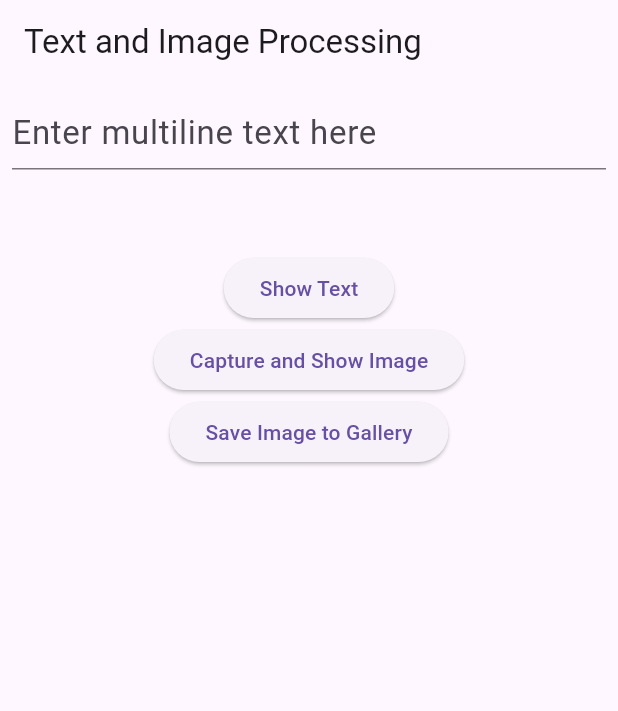
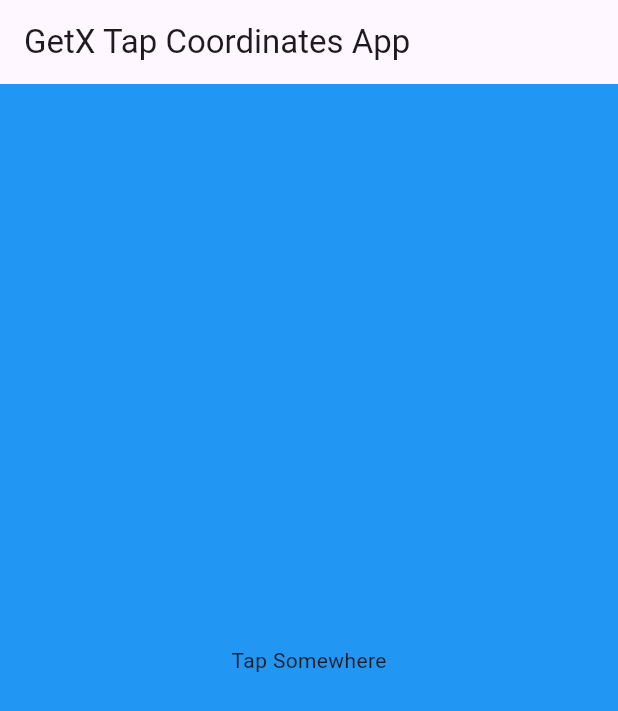
Before and after one commit to southglory/fluttertest, a Flutter app: the screen it shows after launch, on a phone screen of 412 x 824 dp. Shown: the top 711 px of the screen. Run offline on Flutter 3.47's test engine with Material 3 defaults, Android fonts, the phone set to English and light mode, and no system bars; our stand-ins replace get.

Commit message:
터치스크린 위젯, 좌표 출력

```diff
--- a/lib/main.dart
+++ b/lib/main.dart
@@ -1,114 +1,40 @@
-import 'dart:ui' as ui;
 import 'package:flutter/material.dart';
-import 'package:flutter/rendering.dart';
-import 'dart:typed_data';
-import 'package:path_provider/path_provider.dart';
-import 'dart:async';
-import 'dart:io';
-import 'package:gallery_saver/gallery_saver.dart';
+import 'package:get/get.dart';
 
-void main() => runApp(MyApp());
+class TapController extends GetxController {
+  var coordinates = 'Tap Somewhere'.obs;
 
-class MyApp extends StatefulWidget {
-  @override
-  _MyAppState createState() => _MyAppState();
+  void updateCoordinates(String newCoordinates) {
+    coordinates.value = newCoordinates;
+  }
 }
 
-class _MyAppState extends State<MyApp> {
-  final TextEditingController _textEditingController = TextEditingController();
-  final GlobalKey _globalKey = GlobalKey();
-  ui.Image? _capturedImage;
-  Uint8List? _imageBytes;
-  String _displayText = '';
-  Widget? _displayedImageWidget;
+void main() {
+  runApp(MyApp());
+}
 
-  Future<void> _captureImage() async {
-    RenderRepaintBoundary boundary = _globalKey.currentContext!.findRenderObject() as RenderRepaintBoundary;
-    ui.Image image = await boundary.toImage(pixelRatio: 3.0);
-    ByteData? byteData = await image.toByteData(format: ui.ImageByteFormat.png);
-    if (byteData != null) {
-      setState(() {
-        _capturedImage = image;
-        _imageBytes = byteData.buffer.asUint8List();
-        _displayedImageWidget = Image.memory(_imageBytes!);
-      });
-    }
-  }
-
-  Future<void> _saveImageToGallery() async {
-    if (_imageBytes == null) return;
-    final tempDir = await getTemporaryDirectory();
-    final file = await File('${tempDir.path}/image.png').writeAsBytes(_imageBytes!);
-    final result = await GallerySaver.saveImage(file.path, albumName: "YourAlbumName");
-    print("이미지 저장 성공: $result");
-  }
-
+class MyApp extends StatelessWidget {
   @override
   Widget build(BuildContext context) {
+    // Initialize your controller
+    final TapController tapController = Get.put(TapController());
+
     return MaterialApp(
       home: Scaffold(
-        appBar: AppBar(title: Text('Text and Image Processing')),
-        body: SingleChildScrollView(
-          child: Column(
-            mainAxisAlignment: MainAxisAlignment.center,
-            children: <Widget>[
-              Padding(
-                padding: EdgeInsets.all(8.0),
-                child: TextField(
-                  controller: _textEditingController,
-                  decoration: InputDecoration(hintText: 'Enter multiline text here'),
-                  keyboardType: TextInputType.multiline,
-                  maxLines: null,
-                  style: TextStyle(fontSize: 22, color: Colors.black),
-                ),
-              ),
-              RepaintBoundary(
-                key: _globalKey,
-                child: Container(
-                  padding: EdgeInsets.all(8.0),
-                  color: Colors.transparent,
-                  child: Text(
-                    _textEditingController.text,
-                    style: TextStyle(fontSize: 22, color: Colors.black),
-                  ),
-                ),
-              ),
-              ElevatedButton(
-                onPressed: () {
-                  // Save the current text with line breaks
-                  setState(() {
-                    _displayText = _textEditingController.text;
-                  });
-                },
-                child: Text('Show Text'),
-              ),
-              ElevatedButton(
-                onPressed: () {
-                  _captureImage();
-                },
-                child: Text('Capture and Show Image'),
-              ),
-              ElevatedButton(
-                onPressed: _saveImageToGallery,
-                child: Text('Save Image to Gallery'),
-              ),
-              if (_displayText.isNotEmpty)
-                Padding(
-                  padding: EdgeInsets.all(8.0),
-                  child: Text(_displayText, // Display text with line breaks
-                      style: TextStyle(fontSize: 22, color: Colors.black)),
-                ),
-              if (_displayedImageWidget != null)
-                Padding(
-                  padding: EdgeInsets.all(8.0),
-                  child: Column(
-                    children: [
-                      _displayedImageWidget!,
-                      Text('Width: ${_capturedImage?.width}, Height: ${_capturedImage?.height}'),
-                    ],
-                  ),
-                ),
-            ],
+        appBar: AppBar(
+          title: Text('GetX Tap Coordinates App'),
+        ),
+        body: GestureDetector(
+          onTapDown: (TapDownDetails details) {
+            // Update the coordinates using the controller
+            tapController.updateCoordinates(
+              'X: ${details.globalPosition.dx}, Y: ${details.globalPosition.dy}',
+            );
+          },
+          child: Container(
+            color: Colors.blue, // To ensure GestureDetector is active
+            alignment: Alignment.center,
+            child: Obx(() => Text(tapController.coordinates.value)), // Use Obx to listen to changes
           ),
         ),
       ),
```
